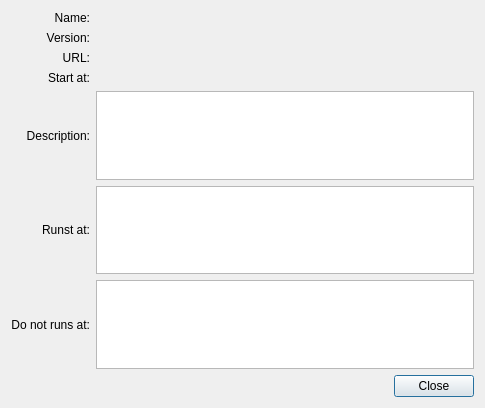
Before: the Qt Designer form GreaseMonkey/settings/gm_settingsscriptinfo.ui in QupZilla/qupzilla-plugins, drawn with Qt 5.
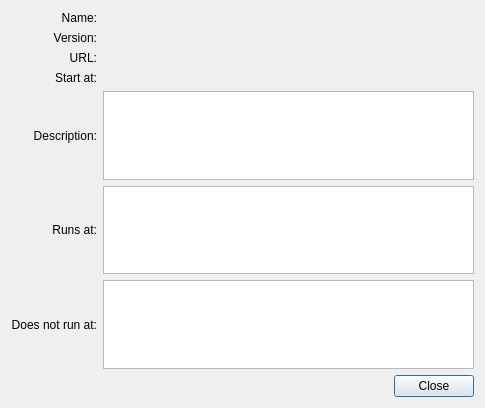
After: the same form once the commit is applied. Custom widgets are drawn as their Qt base class.

Patch:
```diff
--- a/GreaseMonkey/settings/gm_settingsscriptinfo.ui
+++ b/GreaseMonkey/settings/gm_settingsscriptinfo.ui
@@ -66,7 +66,7 @@
      <item row="5" column="0">
       <widget class="QLabel" name="label_8">
        <property name="text">
-        <string>Runst at:</string>
+        <string>Runs at:</string>
        </property>
        <property name="alignment">
         <set>Qt::AlignRight|Qt::AlignTrailing|Qt::AlignVCenter</set>
@@ -76,7 +76,7 @@
      <item row="6" column="0">
       <widget class="QLabel" name="label_9">
        <property name="text">
-        <string>Do not runs at:</string>
+        <string>Does not run at:</string>
        </property>
        <property name="alignment">
         <set>Qt::AlignRight|Qt::AlignTrailing|Qt::AlignVCenter</set>
```
